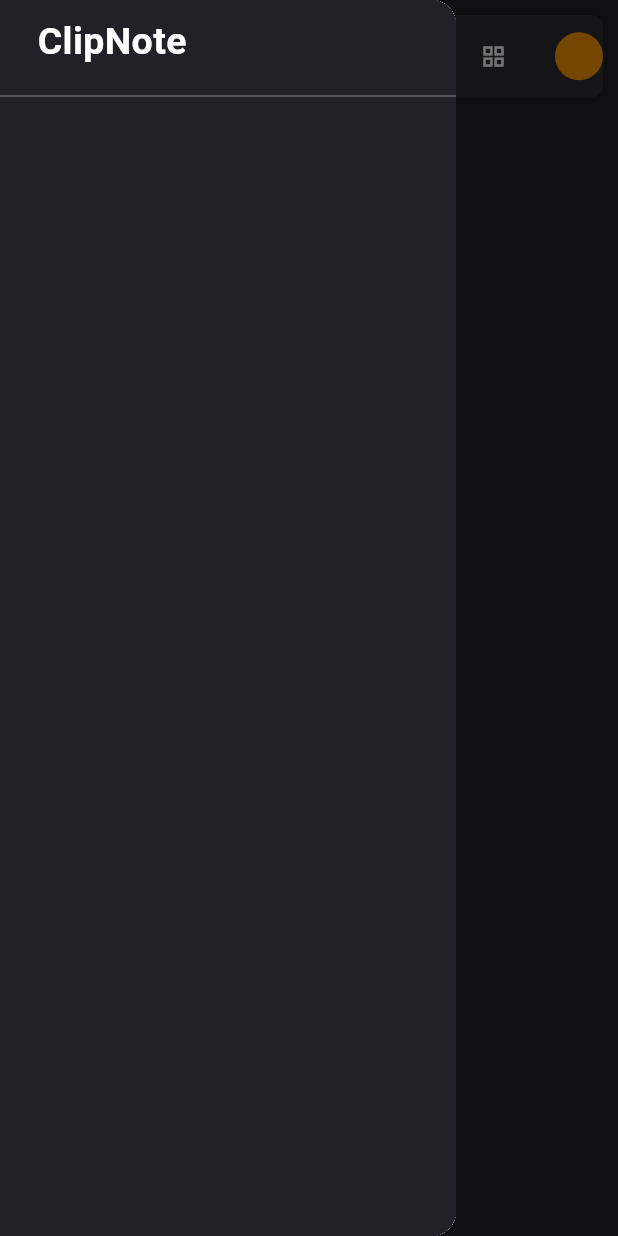
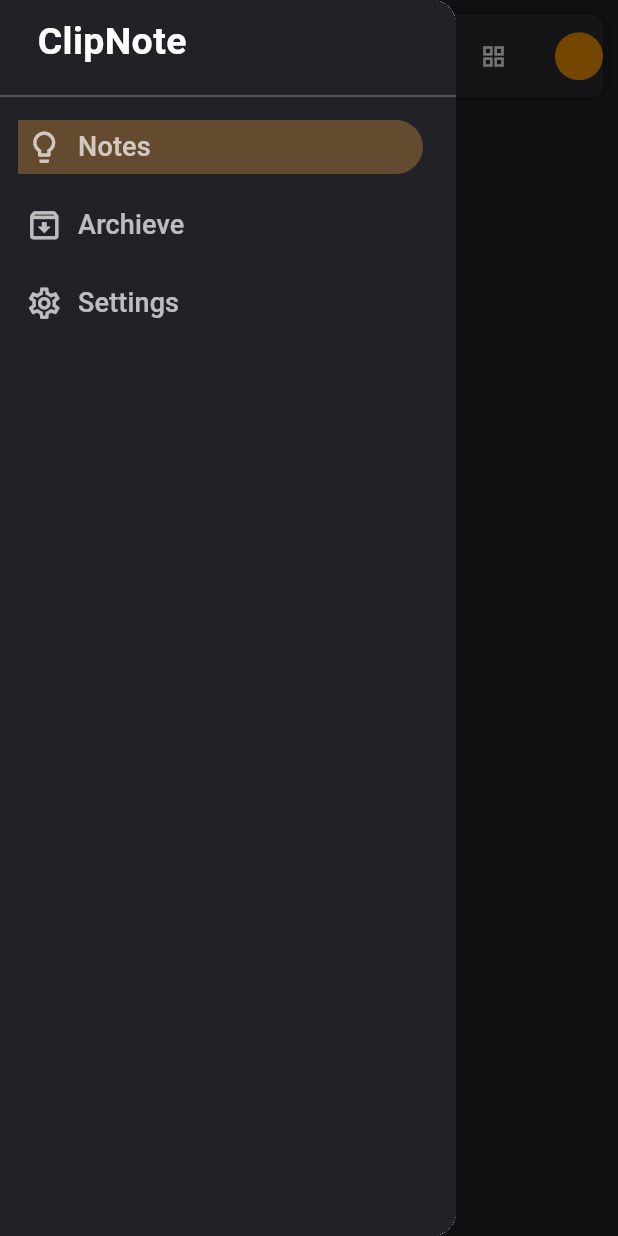
Before and after one commit to anuragJoshi05/ClipNote, a Flutter app: the screen it shows after launch, with the side drawer open, on a phone screen of 412 x 824 dp. Run offline on Flutter 3.47's test engine with Material 3 defaults, Android fonts, the phone set to English and light mode, and no system bars.

Commit message:
feat: Update SideMenu with new sections and improve UI
- Added new sections to SideMenu: Notes, Archive, and Settings
- Improved UI consistency with rounded borders and proper padding
- Fixed minor UI inconsistencies and improved code structure
- Enhanced drawer opening gesture and added SafeArea for better usability

```diff
--- a/lib/SideMenuBar.dart
+++ b/lib/SideMenuBar.dart
@@ -22,15 +22,123 @@ class _SideMenuState extends State<SideMenu> {
               children: [
                 Container(
                   margin: EdgeInsets.symmetric(horizontal: 25, vertical: 10),
-                child: Text("ClipNote", style: TextStyle(color: white, fontWeight: FontWeight.bold, fontSize: 25),),
+                  child: Text(
+                    "ClipNote",
+                    style: TextStyle(
+                        color: white, fontWeight: FontWeight.bold, fontSize: 25),
+                  ),
                 ),
                 Divider(
                   color: white.withOpacity(0.3),
-              )
+                ),
+                Container(
+                  margin: EdgeInsets.only(right: 10),
+                  child: Column(
+                    children: [
+                      TextButton(
+                        onPressed: () {},
+                        child: sectionOne(),
+                      ),
+                      TextButton(
+                        onPressed: () {},
+                        child: sectionTwo(),
+                      ),
+                      TextButton(
+                        onPressed: () {},
+                        child: sectionThree(),
+                      ),
+                    ],
+                  ),
+                ),
               ],
             ),
           ),
         ),
       );
     }
+
+    Widget sectionOne() {
+      return Container(
+        padding: EdgeInsets.all(5),
+        child: Row(
+          children: [
+            Icon(
+              Icons.lightbulb_outlined,
+              size: 25,
+              color: white.withOpacity(0.7),
+            ),
+            SizedBox(
+              width: 10,
+            ),
+            Text(
+              "Notes",
+              style: TextStyle(color: white.withOpacity(0.7), fontSize: 18),
+            ),
+          ],
+        ),
+        decoration: BoxDecoration(
+          color: Colors.orangeAccent.withOpacity(0.3),
+          borderRadius: BorderRadius.only(
+            topRight: Radius.circular(50),
+            bottomRight: Radius.circular(50),
+          ),
+        ),
+      );
     }
+
+    Widget sectionTwo() {
+      return Container(
+        padding: EdgeInsets.all(5),
+        child: Row(
+          children: [
+            Icon(
+              Icons.archive_outlined,
+              size: 25,
+              color: white.withOpacity(0.7),
+            ),
+            SizedBox(
+              width: 10,
+            ),
+            Text(
+              "Archieve",
+              style: TextStyle(color: white.withOpacity(0.7), fontSize: 18),
+            ),
+          ],
+        ),
+        decoration: BoxDecoration(
+          borderRadius: BorderRadius.only(
+            topRight: Radius.circular(50),
+            bottomRight: Radius.circular(50),
+          ),
+        ),
+      );
+    }
+
+    Widget sectionThree() {
+      return Container(
+        padding: EdgeInsets.all(5),
+        child: Row(
+          children: [
+            Icon(
+              Icons.settings_outlined,
+              size: 25,
+              color: white.withOpacity(0.7),
+            ),
+            SizedBox(
+              width: 10,
+            ),
+            Text(
+              "Settings",
+              style: TextStyle(color: white.withOpacity(0.7), fontSize: 18),
+            ),
+          ],
+        ),
+        decoration: BoxDecoration(
+          borderRadius: BorderRadius.only(
+            topRight: Radius.circular(50),
+            bottomRight: Radius.circular(50),
+          ),
+        ),
+      );
+    }
+  }
```
Also changed, not shown: pubspec.lock. Lines whose indentation alone changed are shown as unchanged.
